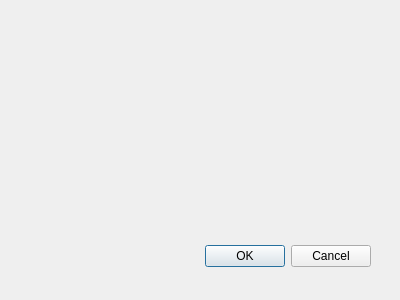
Above: lockdialog.ui from 519984307/ZBYNS before the change. Below: the same form after it.
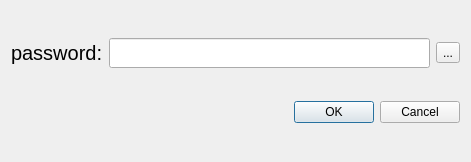
That is the form after the change. Icons and pictures are not drawn.

The edit to the form file:
```diff
--- a/lockdialog.ui
+++ b/lockdialog.ui
@@ -8,29 +8,73 @@
    <rect>
     <x>0</x>
     <y>0</y>
-    <width>400</width>
-    <height>300</height>
+    <width>471</width>
+    <height>162</height>
    </rect>
   </property>
   <property name="windowTitle">
    <string>Dialog</string>
   </property>
-  <widget class="QDialogButtonBox" name="buttonBox">
-   <property name="geometry">
-    <rect>
-     <x>30</x>
-     <y>240</y>
-     <width>341</width>
-     <height>32</height>
-    </rect>
-   </property>
-   <property name="orientation">
-    <enum>Qt::Horizontal</enum>
-   </property>
-   <property name="standardButtons">
-    <set>QDialogButtonBox::Cancel|QDialogButtonBox::Ok</set>
-   </property>
-  </widget>
+  <property name="windowIcon">
+   <iconset>
+    <normaloff>../../../Source/Repos/ico/ICO.ico</normaloff>../../../Source/Repos/ico/ICO.ico</iconset>
+  </property>
+  <layout class="QGridLayout" name="gridLayout">
+   <item row="0" column="0">
+    <layout class="QHBoxLayout" name="horizontalLayout_2">
+     <item>
+      <layout class="QHBoxLayout" name="horizontalLayout">
+       <item>
+        <widget class="QLabel" name="label">
+         <property name="font">
+          <font>
+           <pointsize>15</pointsize>
+          </font>
+         </property>
+         <property name="text">
+          <string>password:</string>
+         </property>
+        </widget>
+       </item>
+       <item>
+        <widget class="QLineEdit" name="lineEdit">
+         <property name="minimumSize">
+          <size>
+           <width>0</width>
+           <height>30</height>
+          </size>
+         </property>
+         <property name="echoMode">
+          <enum>QLineEdit::Password</enum>
+         </property>
+        </widget>
+       </item>
+      </layout>
+     </item>
+     <item>
+      <widget class="QToolButton" name="toolButton">
+       <property name="text">
+        <string>...</string>
+       </property>
+       <property name="icon">
+        <iconset resource="js.qrc">
+         <normaloff>:/new/prefix1/ico/show.png</normaloff>:/new/prefix1/ico/show.png</iconset>
+       </property>
+      </widget>
+     </item>
+    </layout>
+   </item>
+   <item row="1" column="0">
+    <widget class="QDialogButtonBox" name="buttonBox">
+     <property name="orientation">
+      <enum>Qt::Horizontal</enum>
+     </property>
+     <property name="standardButtons">
+      <set>QDialogButtonBox::Cancel|QDialogButtonBox::Ok</set>
+     </property>
+    </widget>
+   </item>
+  </layout>
  </widget>
  <pixmapfunction/>
  <resources/>
```
Left out of the diff: 23 changed lines with no effect on the pictures.
